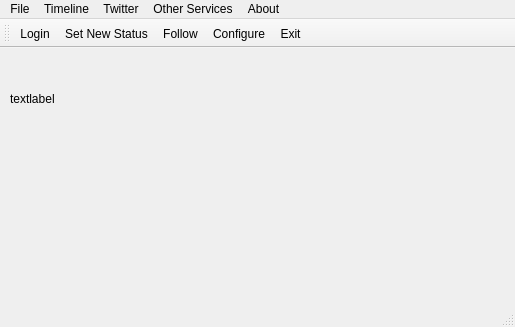
KarenMarkosyan/qttwitter, file Ui/mainWindow.ui: the form before one commit.
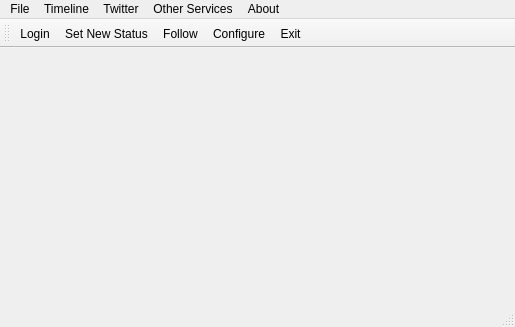
The form after the commit. Icons and pictures are not drawn.

Patch:
```diff
--- a/Ui/mainWindow.ui
+++ b/Ui/mainWindow.ui
@@ -20,9 +20,9 @@
    <property name="geometry" >
     <rect>
      <x>0</x>
-     <y>70</y>
+     <y>58</y>
      <width>515</width>
-     <height>233</height>
+     <height>244</height>
     </rect>
    </property>
    <widget class="QLabel" name="twitterImageLabel" >
@@ -51,7 +51,7 @@
      </rect>
     </property>
     <property name="text" >
-     <string>textlabel</string>
+     <string/>
     </property>
    </widget>
   </widget>
```
Left out of the diff: 10 changed lines with no effect on the pictures.
